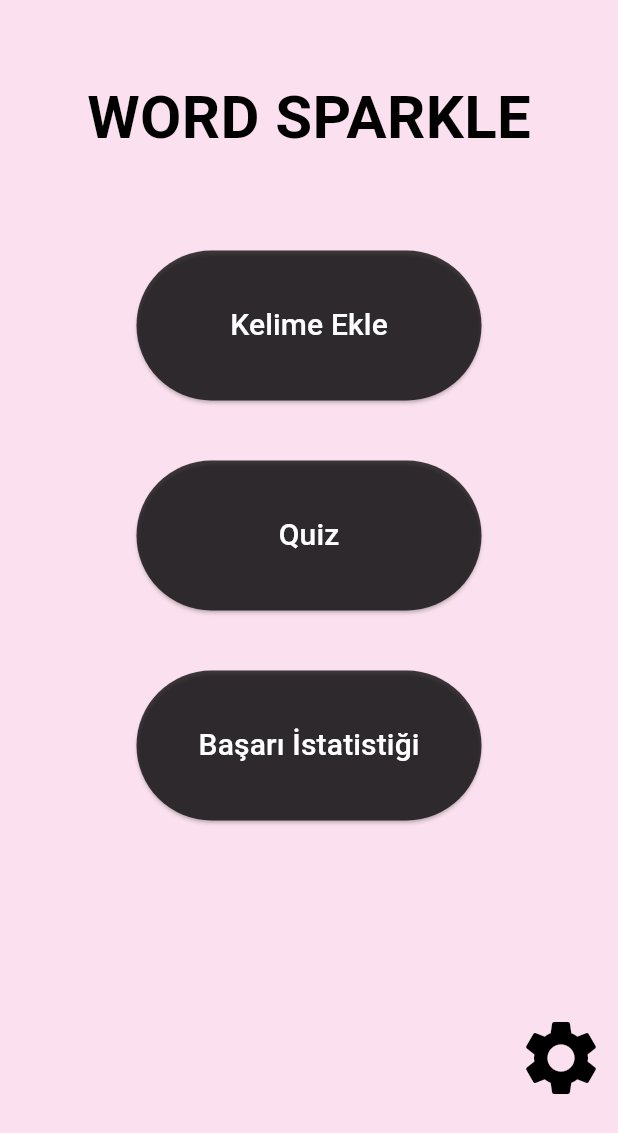
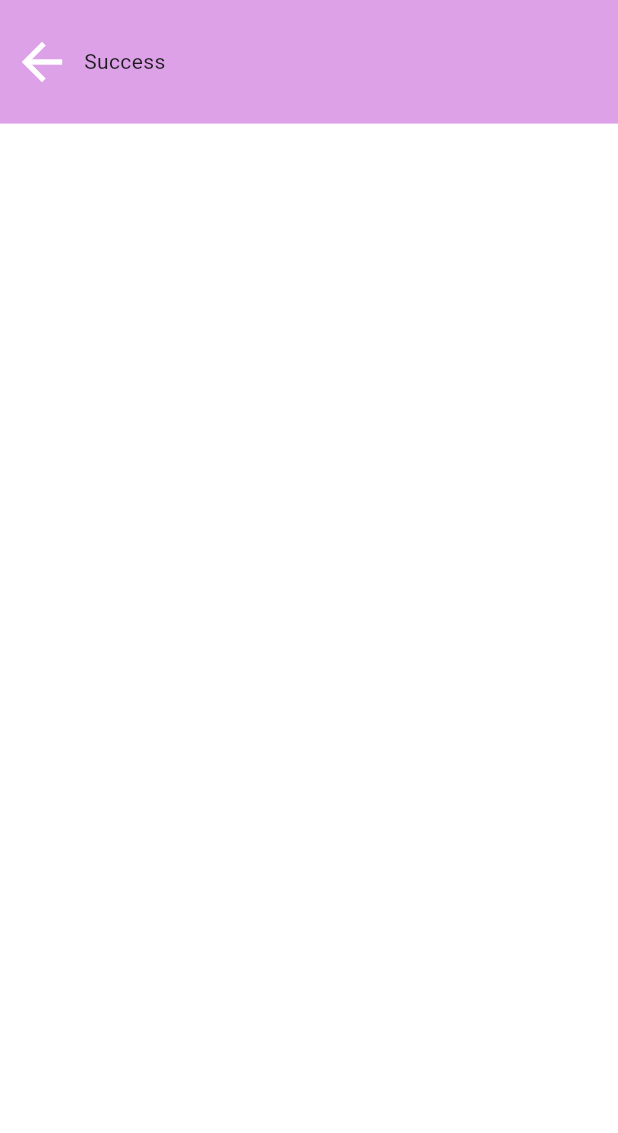
Before and after one commit to Dilara-Selin/Word-Sparkle, a Flutter app: the HomeScreen screen opened directly, after a tap on "Başarı İstatistiği", on a phone screen of 412 x 824 dp. Shown: the top 1133 px of the screen. Run offline on Flutter 3.47's test engine with Material 3 defaults, Android fonts, the light colour scheme and no system bars; our stand-ins replace cloud_firestore, firebase_auth, firebase_core, firebase_storage, image_picker; accounts and stored records are empty.

Commit message:
word-sparkle
güncel versiyon kod temizliği yapıldı

```diff
--- a/lib/customs/customtextbutton.dart
+++ b/lib/customs/customtextbutton.dart
@@ -1,5 +1,5 @@
 import 'package:flutter/material.dart';
-import 'package:word_sparkle/customs/customcolors.dart';
+import 'package:last_projectt/customs/customcolors.dart';
 
 class CustomTextButton extends StatelessWidget {
   final VoidCallback onPressed;
--- a/lib/main.dart
+++ b/lib/main.dart
@@ -1,6 +1,6 @@
 import 'package:flutter/material.dart';
 import 'package:firebase_core/firebase_core.dart';
-import 'package:word_sparkle/screens/login.dart';
+import 'package:last_projectt/screens/login.dart';
 
 import 'firebase_options.dart';
 
--- a/lib/screens/forgotpassword.dart
+++ b/lib/screens/forgotpassword.dart
@@ -1,6 +1,6 @@
 import 'package:firebase_auth/firebase_auth.dart';
 import 'package:flutter/material.dart';
-import 'package:word_sparkle/screens/authservice.dart';
+import 'package:last_projectt/screens/authservice.dart';
 
 class ForgotPassword extends StatefulWidget {
   const ForgotPassword({super.key});
--- a/lib/screens/home.dart
+++ b/lib/screens/home.dart
@@ -1,7 +1,9 @@
 import 'package:flutter/material.dart';
-import 'package:word_sparkle/customs/customcolors.dart';
-import 'package:word_sparkle/screens/addword.dart';
-import 'package:word_sparkle/screens/settings.dart';
+import 'package:last_projectt/customs/custom.elevatedbutton.dart';
+import 'package:last_projectt/screens/addword.dart';
+import 'package:last_projectt/screens/quiz.dart';
+import 'package:last_projectt/screens/settings.dart';
+import 'package:last_projectt/screens/success.dart';
 
 class HomeScreen extends StatefulWidget {
   const HomeScreen({super.key});
@@ -15,7 +17,7 @@ class _HomeScreenState extends State<HomeScreen> {
   Widget build(BuildContext context) {
     return SafeArea(
       child: Scaffold(
-        backgroundColor: CustomColors.backgroundcolor,
+        backgroundColor: const Color(0xFFFBE1EF),
         body: SingleChildScrollView(
           child: Column(
             children: [
@@ -32,53 +34,40 @@ class _HomeScreenState extends State<HomeScreen> {
               ),
               Padding(
                 padding: const EdgeInsets.only(top: 60),
-                child: ElevatedButton(
-                  onPressed: () {
+                child: CustomElevatedButton(
+                  onpressed: () {
                     Navigator.push(
                       context,
-                      MaterialPageRoute(
-                        builder: (context) => const AddWord(),
-                      ),
+                      MaterialPageRoute(builder: (context) => const AddWord()),
                     );
                   },
-                  style: ElevatedButton.styleFrom(
-                    minimumSize: const Size(230, 100),
-                    backgroundColor: CustomColors.buttoncolor,
-                  ),
-                  child: const Text("Kelime Ekle",
-                      style: TextStyle(
-                        fontSize: 20,
-                        color: Colors.white,
-                      )),
+                  content: "Kelime Ekle",
                 ),
               ),
               Padding(
                 padding: const EdgeInsets.only(top: 40),
-                child: ElevatedButton(
-                  onPressed: () {},
-                  style: ElevatedButton.styleFrom(
-                    minimumSize: const Size(230, 100),
-                    backgroundColor: CustomColors.buttoncolor,
-                  ),
-                  child: const Text("Quiz",
-                      style: TextStyle(
-                        fontSize: 20,
-                        color: Colors.white,
-                      )),
+                child: CustomElevatedButton(
+                  onpressed: () {
+                    Navigator.push(
+                      context,
+                      MaterialPageRoute(builder: (context) => const QuizPage()),
+                    );
+                  },
+                  content: "Quiz",
                 ),
               ),
               Padding(
                 padding: const EdgeInsets.only(top: 40),
-                child: ElevatedButton(
-                  onPressed: () {},
-                  style: ElevatedButton.styleFrom(
-                      minimumSize: const Size(230, 100),
-                      backgroundColor: CustomColors.buttoncolor),
-                  child: const Text("Başarı İstatistiği",
-                      style: TextStyle(
-                        fontSize: 20,
-                        color: Colors.white,
-                      )),
+                child: CustomElevatedButton(
+                  onpressed: () {
+                    Navigator.push(
+                      context,
+                      MaterialPageRoute(
+                        builder: (context) => const SuccessPage(),
+                      ),
+                    );
+                  },
+                  content: "Başarı İstatistiği",
                 ),
               ),
               Row(
--- a/lib/screens/signup.dart
+++ b/lib/screens/signup.dart
@@ -1,6 +1,6 @@
 import 'package:firebase_auth/firebase_auth.dart';
 import 'package:flutter/material.dart';
-import 'package:word_sparkle/screens/login.dart';
+import 'package:last_projectt/screens/login.dart';
 
 class SignupPage extends StatefulWidget {
   const SignupPage({super.key});
--- /dev/null
+++ b/lib/screens/success.dart
@@ -0,0 +1,49 @@
+import 'package:flutter/material.dart';
+
+class SuccessPage extends StatefulWidget {
+  const SuccessPage({super.key});
+
+  @override
+  State<SuccessPage> createState() => _SuccessPageState();
+}
+
+class _SuccessPageState extends State<SuccessPage> {
+  @override
+  Widget build(BuildContext context) {
+    double deviceHeight = MediaQuery.of(context).size.height;
+    double deviceWidth = MediaQuery.of(context).size.width;
+    return SafeArea(
+      child: Scaffold(
+        backgroundColor: Colors.white,
+        body: SingleChildScrollView(
+          child: Column(
+            children: [
+              Container(
+                width: deviceWidth,
+                height: deviceHeight / 10,
+                decoration: const BoxDecoration(
+                  color: Color.fromARGB(255, 221, 161, 231),
+                ),
+                child: Row(
+                  children: [
+                    IconButton(
+                      onPressed: () {
+                        Navigator.of(context).pop();
+                      },
+                      icon: const Icon(
+                        Icons.arrow_back,
+                        size: 40,
+                        color: Colors.white,
+                      ),
+                    ),
+                    const Text("Success")
+                  ],
+                ),
+              ),
+            ],
+          ),
+        ),
+      ),
+    );
+  }
+}
--- a/pubspec.yaml
+++ b/pubspec.yaml
@@ -1,4 +1,4 @@
-name: word_sparkle
+name: last_projectt
 description: "A new Flutter project."
 # The following line prevents the package from being accidentally published to
 # pub.dev using `flutter pub publish`. This is preferred for private packages.
```
Also changed, not shown: lib/customs/custom.elevatedbutton.dart (+8 -11 lines), lib/screens/addword.dart (+8 -5 lines), lib/screens/login.dart (+5 -5 lines), lib/screens/quiz.dart (added, +49 -0 lines), firebase.json, lib/firebase_options.dart, 20 other files.
